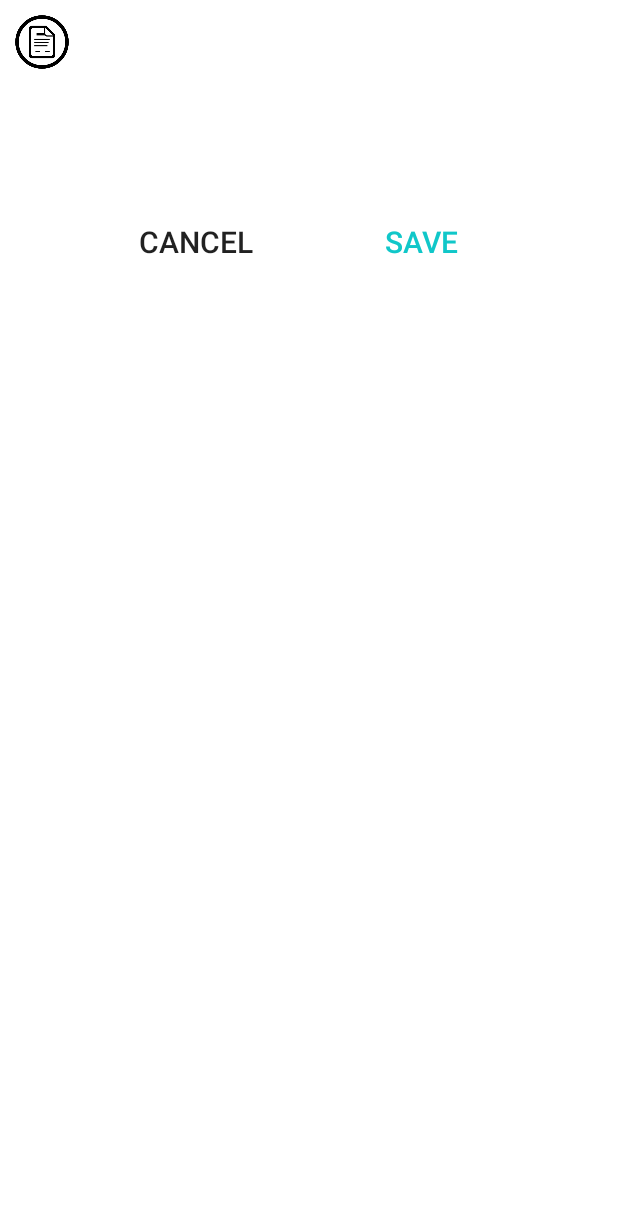
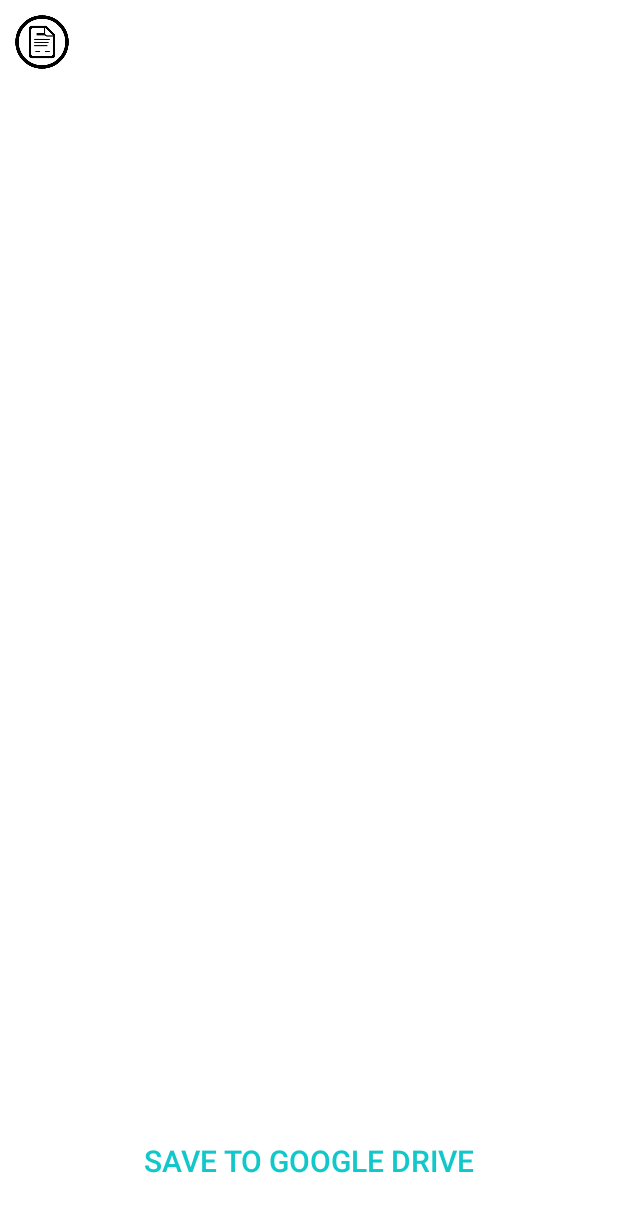
Before and after one commit to Bynine/sharks-umass, an Android app: the ResultsViewActivity screen opened directly, with no data from a screen before it, on a phone screen of 412 x 824 dp. Shown: the top 1212 px of the screen. Run offline under Robolectric (Android 15) with nearby library versions, the phone set to English and light mode, and no system bars; 2 statements that could not run were skipped.

Commit message:
Add scrollable text view for results

```diff
--- a/app/src/main/java/sharks_umass/scanit/CropViewActivity.java
+++ b/app/src/main/java/sharks_umass/scanit/CropViewActivity.java
@@ -147,6 +147,7 @@ public class CropViewActivity extends AppCompatActivity implements OnClickListen
                 new DefinerAsync(response).execute();
                 break;
             case R.id.solve:
+                Toast.makeText(getApplicationContext(), "Processing Request", Toast.LENGTH_SHORT).show();
                 new SolverAsync(response).execute();
                 break;
         }
--- a/app/src/main/java/sharks_umass/scanit/ResultsViewActivity.java
+++ b/app/src/main/java/sharks_umass/scanit/ResultsViewActivity.java
@@ -8,6 +8,7 @@ import android.os.Bundle;
 import android.os.Environment;
 import android.support.v4.app.ActivityCompat;
 import android.support.v7.app.AppCompatActivity;
+import android.text.method.ScrollingMovementMethod;
 import android.util.Log;
 import android.view.View;
 import android.widget.ImageView;
@@ -38,7 +39,6 @@ import java.io.OutputStream;
 public class ResultsViewActivity extends AppCompatActivity implements GoogleApiClient.ConnectionCallbacks,
         GoogleApiClient.OnConnectionFailedListener{
 
-    private ImageView imageView;
     private TextView titleView, descriptionView;
     private com.google.android.gms.common.api.GoogleApiClient GoogleApiClient;
     public DriveFile file;
@@ -57,14 +57,14 @@ public class ResultsViewActivity extends AppCompatActivity implements GoogleApiC
     protected void onCreate(Bundle savedInstanceState) {
         super.onCreate(savedInstanceState);
         setContentView(R.layout.activity_results_view);
-        imageView = (ImageView) findViewById(R.id.imageView);
         titleView = (TextView) findViewById(R.id.titleView);
         descriptionView = (TextView) findViewById(R.id.descriptionView);
+        descriptionView.setMovementMethod(new ScrollingMovementMethod());
         Intent shared = getIntent();
         titleView.setText(shared.getStringExtra("title"));
         descriptionView.setText(shared.getStringExtra("description"));
         textFile = new File(Environment.getExternalStorageDirectory()
-                + File.separator +"Download"+ File.separator + "test.txt");
+                + "/test.txt");
         verifyStoragePermissions(this);
     }
 
--- a/app/src/main/java/sharks_umass/scanit/apis/Solver.java
+++ b/app/src/main/java/sharks_umass/scanit/apis/Solver.java
@@ -39,12 +39,6 @@ public class Solver {
         query.setInput(input);
 
         try {
-            // For educational purposes, print out the URL we are about to send:
-
-            System.out.println("Query URL:");
-            System.out.println(engine.toURL(query));
-            System.out.println("");
-
             // This sends the URL to the Wolfram|Alpha server, gets the XML result
             // and parses it into an object hierarchy held by the WAQueryResult object.
             WAQueryResult queryResult = engine.performQuery(query);
--- a/app/src/main/res/layout/activity_results_view.xml
+++ b/app/src/main/res/layout/activity_results_view.xml
@@ -30,46 +30,35 @@
         android:layout_marginTop="10dp"
         />
 
+    <Button
+        android:id="@+id/saveButton"
+        android:layout_width="match_parent"
+        android:layout_height="60dp"
+        android:background="@android:color/transparent"
+        android:textColor="#10C7C9"
+        android:text="SAVE TO GOOGLE DRIVE"
+        android:textSize="20sp"
+        android:layout_alignParentBottom="true"
+        android:layout_centerInParent="true"
+        android:layout_marginStart="20dp"
+        android:layout_marginEnd="20dp"
+        android:layout_marginBottom="20dp"
+        android:layout_marginTop="20dp"
+        android:onClick="onClickUploadFile"/>
+
     <TextView
         android:text="Description Text"
         android:textSize="30dp"
         android:id="@+id/descriptionView"
         android:textColor="@color/colorPrimary"
-        android:layout_width="wrap_content"
-        android:layout_height="wrap_content"
+        android:layout_width="match_parent"
+        android:layout_height="match_parent"
         android:layout_below="@+id/titleView"
+        android:layout_above="@+id/saveButton"
         android:layout_marginStart="10dp"
         android:layout_marginTop="20dp"
+        android:layout_marginEnd="10dp"
+        android:scrollbars="vertical"
         />
 
-    <RelativeLayout
-        android:layout_width="250dp"
-        android:layout_height="wrap_content"
-        android:layout_centerHorizontal="true"
-        android:layout_marginTop="20dp"
-        android:layout_below="@+id/descriptionView">
-
-        <Button
-            android:id="@+id/cancelButton"
-            android:layout_width="100dp"
-            android:layout_height="60dp"
-            android:background="@android:color/transparent"
-            android:text="CANCEL"
-            android:textSize="20sp"
-            android:layout_alignParentStart="true"
-            />
-
-        <Button
-            android:id="@+id/saveButton"
-            android:layout_width="100dp"
-            android:layout_height="60dp"
-            android:background="@android:color/transparent"
-            android:textColor="#10C7C9"
-            android:text="SAVE"
-            android:textSize="20sp"
-            android:layout_alignParentEnd="true"
-            android:onClick="onClickUploadFile"/>
-
-    </RelativeLayout>
-
 </RelativeLayout>
```
Also changed, not shown: app/src/main/java/sharks_umass/scanit/apis/Definer.java (+10 -10 lines).
